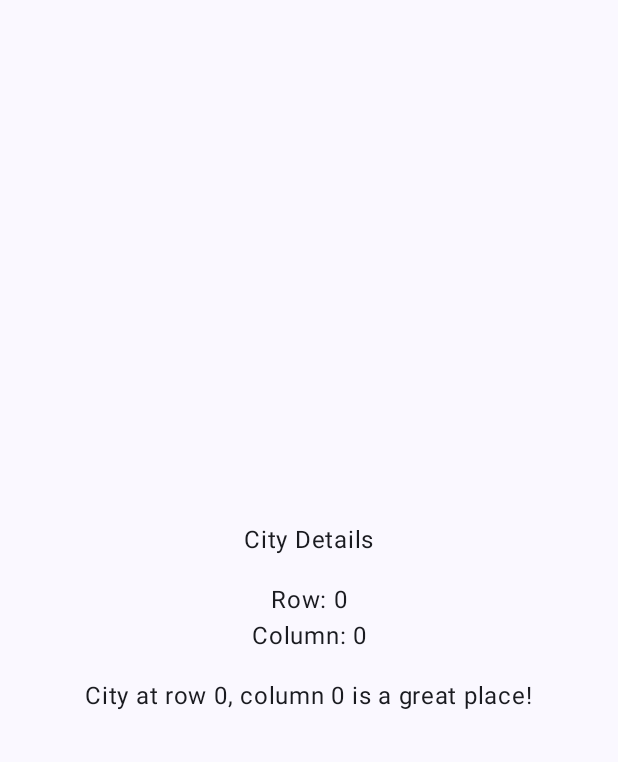
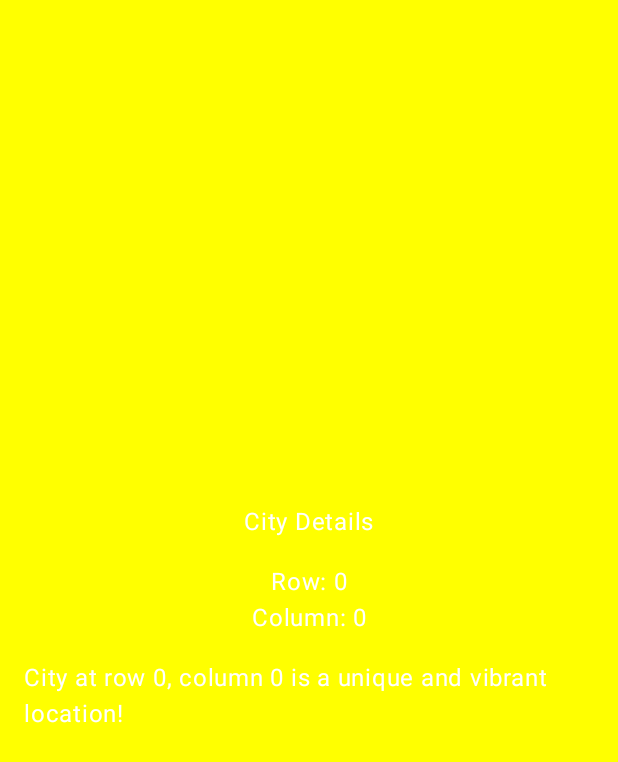
Before and after one commit to V3X3N/Catchio, an Android app built with Jetpack Compose: the composable CityDetailsScreen called with empty values, on a phone screen of 412 x 824 dp. Shown: the top 762 px of the screen. Run offline under Robolectric (Android 15) with nearby library versions, the light colour scheme and no system bars.

Commit message:
add different square details

```diff
--- a/app/src/main/java/com/example/catchio/screens/CityDetailsScreen.kt
+++ b/app/src/main/java/com/example/catchio/screens/CityDetailsScreen.kt
@@ -1,6 +1,8 @@
 package com.example.catchio.screens
 
+import androidx.compose.foundation.background
 import androidx.compose.foundation.layout.Arrangement
+import androidx.compose.foundation.layout.Box
 import androidx.compose.foundation.layout.Column
 import androidx.compose.foundation.layout.Spacer
 import androidx.compose.foundation.layout.fillMaxSize
@@ -12,6 +14,7 @@ import androidx.compose.runtime.collectAsState
 import androidx.compose.runtime.getValue
 import androidx.compose.ui.Alignment
 import androidx.compose.ui.Modifier
+import androidx.compose.ui.graphics.Color
 import androidx.compose.ui.unit.dp
 import androidx.lifecycle.viewmodel.compose.viewModel
 
@@ -20,18 +23,37 @@ fun CityDetailsScreen(row: Int, column: Int, cityDetailsViewModel: CityDetailsVi
     val cityDetails by cityDetailsViewModel.cityDetails.collectAsState()
     cityDetailsViewModel.loadCityDetails(row, column)
 
-    Column(
+    val backgroundColor = when (row * 2 + column) {
+        0 -> Color.Yellow
+        1 -> Color.Blue
+        2 -> Color.Red
+        3 -> Color.Green
+        4 -> Color.Cyan
+        5 -> Color.Magenta
+        6 -> Color.Gray
+        7 -> Color.LightGray
+        8 -> Color.White
+        9 -> Color.Black
+        else -> Color.Transparent
+    }
+
+    Box(
         modifier = Modifier
             .fillMaxSize()
+            .background(backgroundColor)
             .padding(16.dp),
-        verticalArrangement = Arrangement.Center,
-        horizontalAlignment = Alignment.CenterHorizontally
+        contentAlignment = Alignment.Center
     ) {
-        Text("City Details")
-        Spacer(modifier = Modifier.height(16.dp))
-        Text("Row: $row")
-        Text("Column: $column")
-        Spacer(modifier = Modifier.height(16.dp))
-        Text(cityDetails)
+        Column(
+            verticalArrangement = Arrangement.Center,
+            horizontalAlignment = Alignment.CenterHorizontally
+        ) {
+            Text("City Details", color = Color.White)
+            Spacer(modifier = Modifier.height(16.dp))
+            Text("Row: $row", color = Color.White)
+            Text("Column: $column", color = Color.White)
+            Spacer(modifier = Modifier.height(16.dp))
+            Text(cityDetails, color = Color.White)
+        }
     }
 }
--- a/app/src/main/java/com/example/catchio/screens/CityDetailsViewModel.kt
+++ b/app/src/main/java/com/example/catchio/screens/CityDetailsViewModel.kt
@@ -9,6 +9,6 @@ class CityDetailsViewModel : ViewModel() {
     val cityDetails: StateFlow<String> = _cityDetails
 
     fun loadCityDetails(row: Int, column: Int) {
-        _cityDetails.value = "City at row $row, column $column is a great place!"
+        _cityDetails.value = "City at row $row, column $column is a unique and vibrant location!"
     }
 }
```
